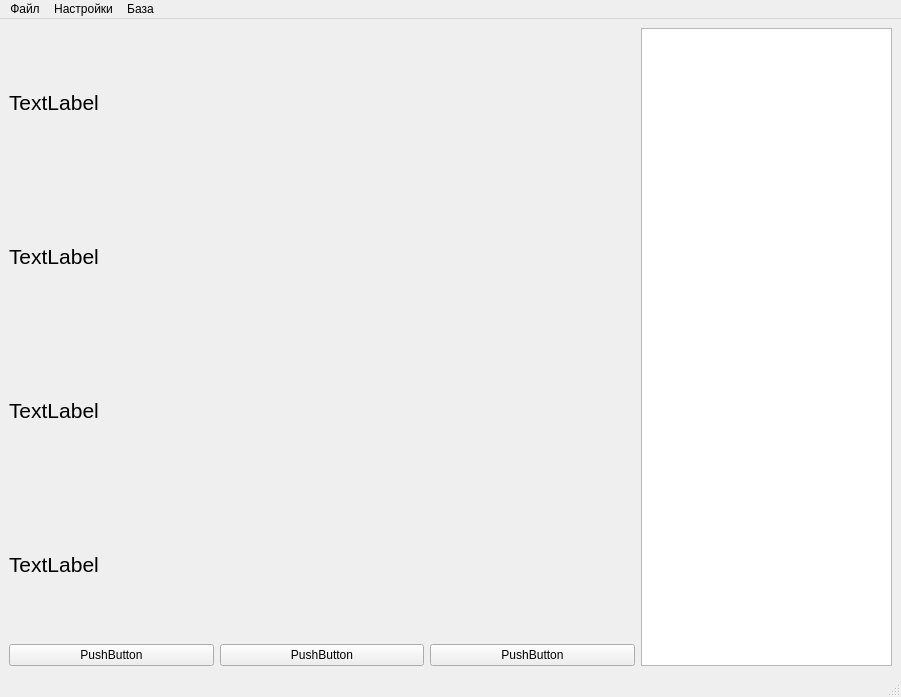
This is brreader/design.ui in oborichkin/barcode-reader as Qt 5 draws it before an edit. The edited form follows.
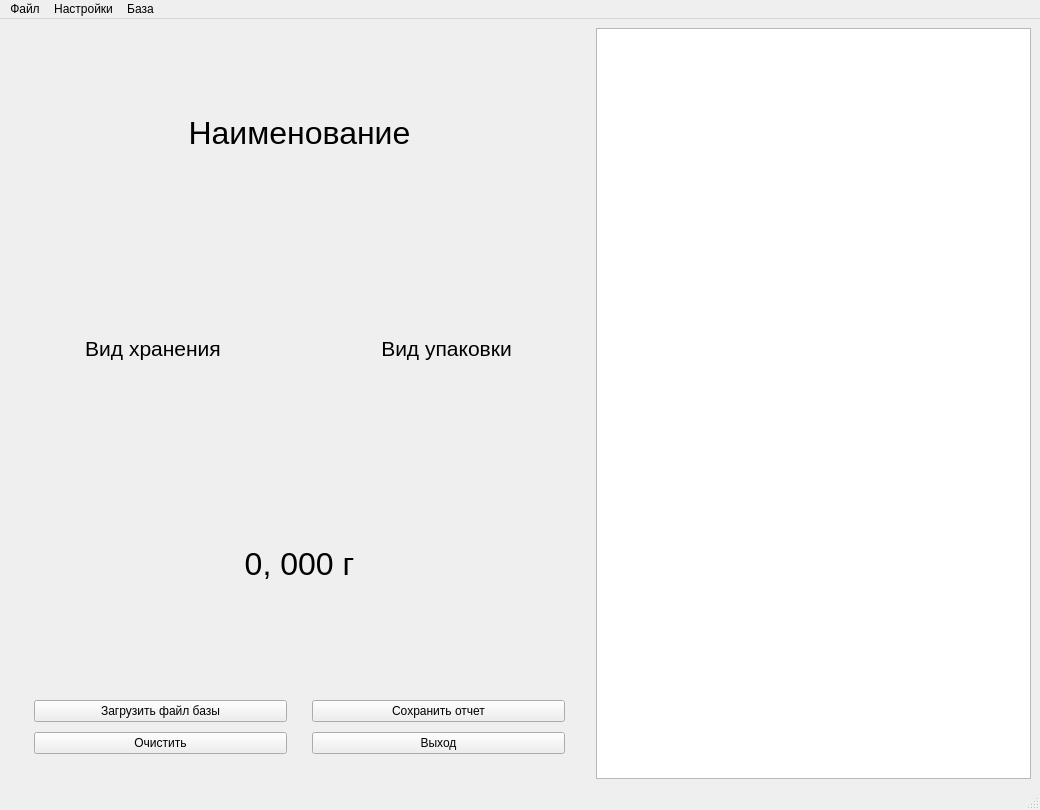
This is the edited form.

Commit message: :art: Updated layout

```diff
--- a/brreader/design.ui
+++ b/brreader/design.ui
@@ -2,12 +2,15 @@
 <ui version="4.0">
  <class>MainWindow</class>
  <widget class="QMainWindow" name="MainWindow">
+  <property name="enabled">
+   <bool>true</bool>
+  </property>
   <property name="geometry">
    <rect>
     <x>0</x>
     <y>0</y>
-    <width>901</width>
-    <height>697</height>
+    <width>1040</width>
+    <height>810</height>
    </rect>
   </property>
   <property name="sizePolicy">
@@ -19,91 +22,146 @@
   <property name="windowTitle">
    <string>BarcodeScanner101</string>
   </property>
+  <property name="autoFillBackground">
+   <bool>false</bool>
+  </property>
   <widget class="QWidget" name="centralwidget">
    <layout class="QGridLayout" name="gridLayout">
     <item row="0" column="0">
-     <layout class="QHBoxLayout" name="MainLayout" stretch="5,2">
+     <layout class="QHBoxLayout" name="MainLayout" stretch="4,3">
       <property name="sizeConstraint">
        <enum>QLayout::SetMaximumSize</enum>
       </property>
       <item>
        <layout class="QVBoxLayout" name="MainInfoLayout">
         <item>
-         <widget class="QLabel" name="Name">
-          <property name="font">
-           <font>
-            <pointsize>16</pointsize>
-            <weight>50</weight>
-            <bold>false</bold>
-           </font>
-          </property>
-          <property name="text">
-           <string>TextLabel</string>
-          </property>
-         </widget>
-        </item>
-        <item>
+         <layout class="QGridLayout" name="ProductInfo" rowstretch="0,0,0" columnstretch="0,0">
+          <item row="1" column="0">
          <widget class="QLabel" name="StorageType">
           <property name="font">
            <font>
             <pointsize>16</pointsize>
             <weight>50</weight>
+              <italic>false</italic>
             <bold>false</bold>
+              <underline>false</underline>
            </font>
           </property>
           <property name="text">
-           <string>TextLabel</string>
+             <string>Вид хранения</string>
+            </property>
+            <property name="alignment">
+             <set>Qt::AlignCenter</set>
           </property>
          </widget>
         </item>
-        <item>
+          <item row="1" column="1">
          <widget class="QLabel" name="Packaging">
           <property name="font">
            <font>
             <pointsize>16</pointsize>
             <weight>50</weight>
+              <italic>false</italic>
             <bold>false</bold>
+              <underline>false</underline>
            </font>
           </property>
           <property name="text">
-           <string>TextLabel</string>
+             <string>Вид упаковки</string>
+            </property>
+            <property name="alignment">
+             <set>Qt::AlignCenter</set>
           </property>
          </widget>
         </item>
-        <item>
+          <item row="2" column="0" colspan="2">
          <widget class="QLabel" name="Weight">
           <property name="font">
            <font>
-            <pointsize>16</pointsize>
+              <pointsize>24</pointsize>
             <weight>50</weight>
             <bold>false</bold>
            </font>
           </property>
           <property name="text">
-           <string>TextLabel</string>
-          </property>
-         </widget>
-        </item>
-        <item>
-         <layout class="QHBoxLayout" name="InputLayout">
-          <item>
-           <widget class="QPushButton" name="pushButton_2">
+             <string>0, 000 г</string>
+            </property>
+            <property name="alignment">
+             <set>Qt::AlignCenter</set>
+            </property>
+           </widget>
+          </item>
+          <item row="0" column="0" colspan="2">
+           <widget class="QLabel" name="Name">
+            <property name="font">
+             <font>
+              <pointsize>24</pointsize>
+              <weight>50</weight>
+              <italic>false</italic>
+              <bold>false</bold>
+             </font>
+            </property>
             <property name="text">
-             <string>PushButton</string>
+             <string>Наименование</string>
             </property>
+            <property name="alignment">
+             <set>Qt::AlignCenter</set>
+            </property>
+            <property name="margin">
+             <number>0</number>
+            </property>
            </widget>
           </item>
+         </layout>
+        </item>
           <item>
-           <widget class="QPushButton" name="pushButton_3">
+         <layout class="QGridLayout" name="ButtonGrid">
+          <property name="sizeConstraint">
+           <enum>QLayout::SetDefaultConstraint</enum>
+          </property>
+          <property name="leftMargin">
+           <number>25</number>
+          </property>
+          <property name="topMargin">
+           <number>25</number>
+          </property>
+          <property name="rightMargin">
+           <number>25</number>
+          </property>
+          <property name="bottomMargin">
+           <number>25</number>
+          </property>
+          <property name="horizontalSpacing">
+           <number>25</number>
+          </property>
+          <property name="verticalSpacing">
+           <number>10</number>
+          </property>
+          <item row="1" column="0">
+           <widget class="QPushButton" name="clearButton">
             <property name="text">
-             <string>PushButton</string>
+             <string>Очистить</string>
             </property>
            </widget>
           </item>
-          <item>
-           <widget class="QPushButton" name="pushButton">
+          <item row="0" column="0">
+           <widget class="QPushButton" name="openDbButton">
             <property name="text">
-             <string>PushButton</string>
+             <string>Загрузить файл базы</string>
+            </property>
+           </widget>
+          </item>
+          <item row="0" column="1">
+           <widget class="QPushButton" name="saveButton">
+            <property name="text">
+             <string>Сохранить отчет</string>
+            </property>
+           </widget>
+          </item>
+          <item row="1" column="1">
+           <widget class="QPushButton" name="exitButton">
+            <property name="text">
+             <string>Выход</string>
             </property>
            </widget>
           </item>
@@ -129,7 +187,7 @@
     <rect>
      <x>0</x>
      <y>0</y>
-     <width>901</width>
+     <width>1040</width>
      <height>26</height>
     </rect>
    </property>
```
Lines whose indentation alone changed are shown as unchanged. The commit also changes 2 other files.
